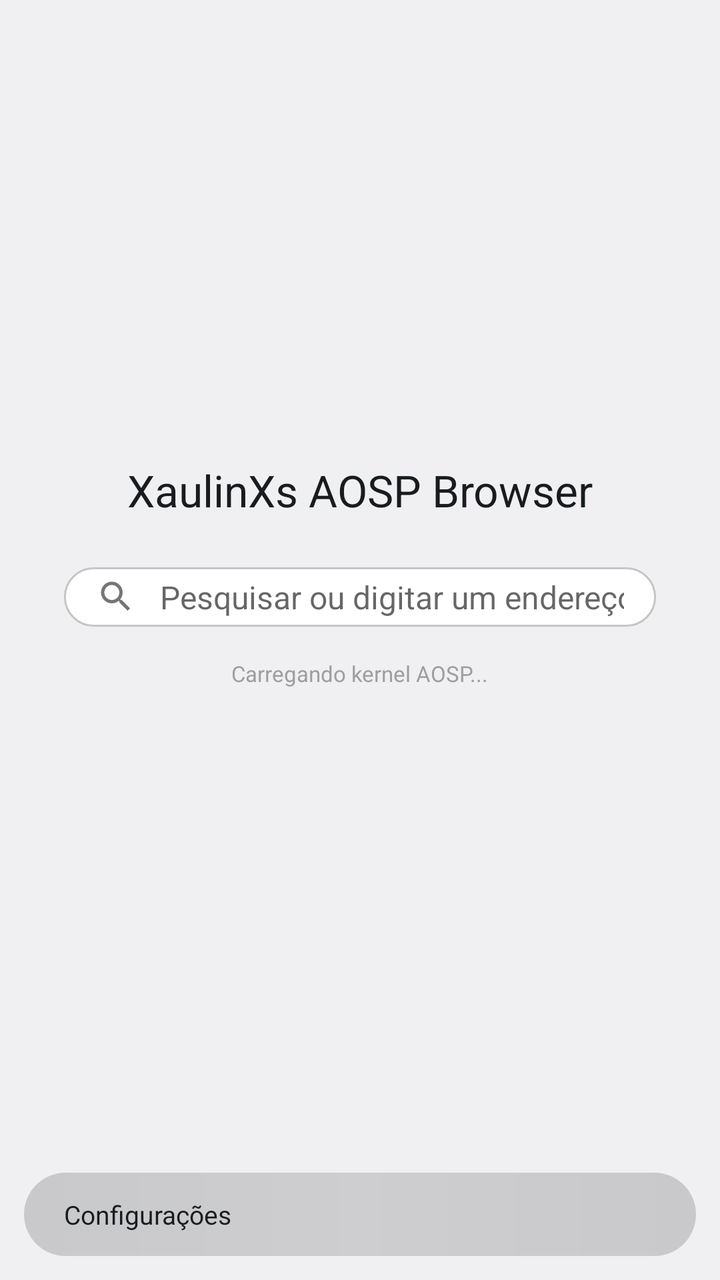
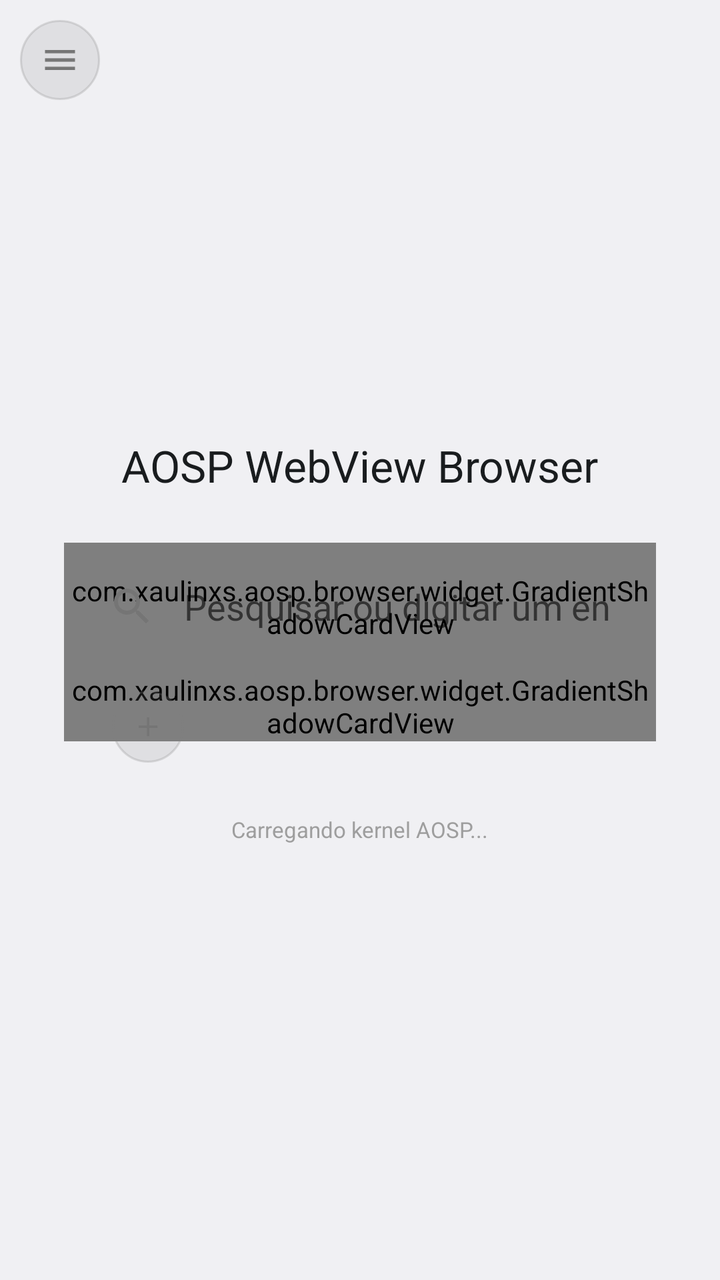

Two renders of the same Android screen: before a commit and after it. Below are the layout's source before the change and the commit's diff.
<!-- AndroidManifest.xml: application theme Theme.AospBrowser -->
<!-- res/layout/activity_main.xml -->
<?xml version="1.0" encoding="utf-8"?>
<LinearLayout xmlns:android="http://schemas.android.com/apk/res/android"
    android:id="@+id/rootContainer"
    android:layout_width="match_parent"
    android:layout_height="match_parent"
    android:orientation="vertical"
    android:background="?android:attr/colorBackground">

    
    <LinearLayout
        android:id="@+id/navToolbar"
        android:layout_width="match_parent"
        android:layout_height="wrap_content"
        android:orientation="horizontal"
        android:background="?android:attr/colorBackground"
        android:padding="8dp"
        android:gravity="center_vertical"
        android:visibility="gone">

        <Button
            android:id="@+id/btnBack"
            android:layout_width="wrap_content"
            android:layout_height="wrap_content"
            android:text="&lt;" />

        <Button
            android:id="@+id/btnHome"
            android:layout_width="wrap_content"
            android:layout_height="wrap_content"
            android:layout_marginStart="4dp"
            android:text="&#8962;" />

        <EditText
            android:id="@+id/urlEditText"
            android:layout_width="0dp"
            android:layout_height="wrap_content"
            android:layout_weight="1"
            android:layout_marginStart="8dp"
            android:singleLine="true"
            android:inputType="textUri"
            android:imeOptions="actionGo"
            android:textSize="13sp" />

        
        <Button
            android:id="@+id/btnDesktopMode"
            android:layout_width="wrap_content"
            android:layout_height="wrap_content"
            android:layout_marginStart="4dp"
            android:textSize="11sp"
            android:text="@string/desktop_mode_button_desktop" />
    </LinearLayout>

    
    <FrameLayout
        android:id="@+id/contentArea"
        android:layout_width="match_parent"
        android:layout_height="0dp"
        android:layout_weight="1">

        
        <FrameLayout
            android:id="@+id/webViewContainer"
            android:layout_width="match_parent"
            android:layout_height="match_parent" />

        
        <LinearLayout
            android:id="@+id/homeLayout"
            android:layout_width="match_parent"
            android:layout_height="match_parent"
            android:orientation="vertical"
            android:gravity="center"
            android:background="?android:attr/colorBackground"
            android:padding="32dp">

            <TextView
                android:id="@+id/homeTitle"
                android:layout_width="wrap_content"
                android:layout_height="wrap_content"
                android:text="@string/app_name"
                android:textSize="22sp"
                android:textColor="?android:attr/textColorPrimary"
                android:layout_marginBottom="24dp" />

            <LinearLayout
                android:layout_width="match_parent"
                android:layout_height="wrap_content"
                android:orientation="horizontal"
                android:gravity="center_vertical"
                android:background="@drawable/bg_search_field"
                android:paddingStart="16dp"
                android:paddingEnd="16dp"
                android:paddingTop="4dp"
                android:paddingBottom="4dp">

                <ImageView
                    android:layout_width="20dp"
                    android:layout_height="20dp"
                    android:src="@drawable/ic_search"
                    android:contentDescription="@string/search_icon_description" />

                <EditText
                    android:id="@+id/searchInput"
                    android:layout_width="0dp"
                    android:layout_height="wrap_content"
                    android:layout_weight="1"
                    android:layout_marginStart="12dp"
                    android:background="@null"
                    android:hint="@string/search_hint"
                    android:inputType="text"
                    android:imeOptions="actionGo"
                    android:singleLine="true"
                    android:textSize="16sp" />
            </LinearLayout>

            <TextView
                android:id="@+id/kernelInfo"
                android:layout_width="wrap_content"
                android:layout_height="wrap_content"
                android:layout_marginTop="16dp"
                android:textColor="#9E9E9E"
                android:textSize="11sp"
                android:text="@string/kernel_loading" />
        </LinearLayout>

    </FrameLayout>

    
    <LinearLayout
        android:id="@+id/bottomBar"
        android:layout_width="match_parent"
        android:layout_height="wrap_content"
        android:layout_margin="12dp"
        android:orientation="horizontal"
        android:gravity="center_vertical"
        android:background="@drawable/bg_bottom_bar_gradient"
        android:paddingStart="20dp"
        android:paddingEnd="20dp"
        android:paddingTop="12dp"
        android:paddingBottom="12dp"
        android:clickable="true"
        android:focusable="true">

        <TextView
            android:id="@+id/bottomBarLabel"
            android:layout_width="0dp"
            android:layout_height="wrap_content"
            android:layout_weight="1"
            android:text="@string/bottom_bar_settings"
            android:textColor="?android:attr/textColorPrimary"
            android:textSize="13sp" />
    </LinearLayout>

</LinearLayout>
<!-- resources referenced by this layout -->
<resources>
  <!-- drawable bg_bottom_bar_gradient (drawable) -->
  <?xml version="1.0" encoding="utf-8"?>
  <shape xmlns:android="http://schemas.android.com/apk/res/android"
      android:shape="rectangle">
      <corners android:radius="28dp" />
      <gradient
          android:type="linear"
          android:angle="0"
          android:startColor="#332C2C2C"
          android:centerColor="#33454545"
          android:endColor="#332C2C2C" />
  </shape>
  <!-- drawable bg_search_field (drawable) -->
  <?xml version="1.0" encoding="utf-8"?>
  <shape xmlns:android="http://schemas.android.com/apk/res/android"
      android:shape="rectangle">
      <solid android:color="#FFFFFFFF" />
      <corners android:radius="28dp" />
      <stroke android:width="1dp" android:color="#33000000" />
  </shape>
  <string name="app_name">XaulinXs AOSP Browser</string>
  <string name="bottom_bar_settings">Configurações</string>
  <string name="desktop_mode_button_desktop">Versão p/ PC</string>
  <string name="kernel_loading">Carregando kernel AOSP...</string>
  <string name="search_hint">Pesquisar ou digitar um endereço</string>
  <string name="search_icon_description">Buscar</string>
  <style name="Theme.AospBrowser" parent="android:Theme.DeviceDefault.Light.NoActionBar" />
  <!-- unchanged entries left out for length: 1 -->
</resources>

<!-- the commit's change to res/layout/activity_main.xml (unified diff, before → after) -->
@@ -1,55 +1,15 @@
 <?xml version="1.0" encoding="utf-8"?>
 <LinearLayout xmlns:android="http://schemas.android.com/apk/res/android"
+    xmlns:app="http://schemas.android.com/apk/res-auto"
     android:id="@+id/rootContainer"
     android:layout_width="match_parent"
     android:layout_height="match_parent"
     android:orientation="vertical"
     android:background="?android:attr/colorBackground">
 
-    
-    <LinearLayout
-        android:id="@+id/navToolbar"
-        android:layout_width="match_parent"
-        android:layout_height="wrap_content"
-        android:orientation="horizontal"
-        android:background="?android:attr/colorBackground"
-        android:padding="8dp"
-        android:gravity="center_vertical"
-        android:visibility="gone">
-
-        <Button
-            android:id="@+id/btnBack"
-            android:layout_width="wrap_content"
-            android:layout_height="wrap_content"
-            android:text="&lt;" />
-
-        <Button
-            android:id="@+id/btnHome"
-            android:layout_width="wrap_content"
-            android:layout_height="wrap_content"
-            android:layout_marginStart="4dp"
-            android:text="&#8962;" />
-
-        <EditText
-            android:id="@+id/urlEditText"
-            android:layout_width="0dp"
-            android:layout_height="wrap_content"
-            android:layout_weight="1"
-            android:layout_marginStart="8dp"
-            android:singleLine="true"
-            android:inputType="textUri"
-            android:imeOptions="actionGo"
-            android:textSize="13sp" />
-
-        
-        <Button
-            android:id="@+id/btnDesktopMode"
-            android:layout_width="wrap_content"
-            android:layout_height="wrap_content"
-            android:layout_marginStart="4dp"
-            android:textSize="11sp"
-            android:text="@string/desktop_mode_button_desktop" />
-    </LinearLayout>
+    <include
+        android:id="@+id/navToolbarInclude"
+        layout="@layout/view_top_toolbar" />
 
     
     <FrameLayout
@@ -83,36 +43,53 @@
                 android:textColor="?android:attr/textColorPrimary"
                 android:layout_marginBottom="24dp" />
 
-            <LinearLayout
+            
+            <FrameLayout
                 android:layout_width="match_parent"
                 android:layout_height="wrap_content"
-                android:orientation="horizontal"
-                android:gravity="center_vertical"
-                android:background="@drawable/bg_search_field"
-                android:paddingStart="16dp"
-                android:paddingEnd="16dp"
-                android:paddingTop="4dp"
-                android:paddingBottom="4dp">
-
-                <ImageView
-                    android:layout_width="20dp"
-                    android:layout_height="20dp"
-                    android:src="@drawable/ic_search"
-                    android:contentDescription="@string/search_icon_description" />
-
-                <EditText
-                    android:id="@+id/searchInput"
-                    android:layout_width="0dp"
-                    android:layout_height="wrap_content"
-                    android:layout_weight="1"
-                    android:layout_marginStart="12dp"
-                    android:background="@null"
-                    android:hint="@string/search_hint"
-                    android:inputType="text"
-                    android:imeOptions="actionGo"
-                    android:singleLine="true"
-                    android:textSize="16sp" />
-            </LinearLayout>
+                android:layout_gravity="center_horizontal">
+
+                <com.xaulinxs.aosp.browser.widget.GradientShadowCardView
+                    android:layout_width="match_parent"
+                    android:layout_height="64dp"
+                    app:cornerRadiusDp="32" />
+
+                <LinearLayout
+                    android:layout_width="match_parent"
+                    android:layout_height="64dp"
+                    android:orientation="horizontal"
+                    android:gravity="center_vertical"
+                    android:paddingStart="22dp"
+                    android:paddingEnd="22dp">
+
+                    <ImageView
+                        android:layout_width="24dp"
+                        android:layout_height="24dp"
+                        android:src="@drawable/ic_search"
+                        android:contentDescription="@string/search_icon_description" />
+
+                    <EditText
+                        android:id="@+id/searchInput"
+                        android:layout_width="0dp"
+                        android:layout_height="wrap_content"
+                        android:layout_weight="1"
+                        android:layout_marginStart="14dp"
+                        android:background="@null"
+                        android:hint="@string/search_hint"
+                        android:inputType="text"
+                        android:imeOptions="actionGo"
+                        android:singleLine="true"
+                        android:textSize="18sp" />
+                </LinearLayout>
+            </FrameLayout>
+
+            
+            <include
+                android:id="@+id/shortcutsCardInclude"
+                layout="@layout/view_shortcuts_card"
+                android:layout_width="wrap_content"
+                android:layout_height="wrap_content"
+                android:layout_gravity="center_horizontal" />
 
             <TextView
                 android:id="@+id/kernelInfo"
@@ -124,32 +101,246 @@
                 android:text="@string/kernel_loading" />
         </LinearLayout>
 
+        
+        <include
+            android:id="@+id/sidebarInclude"
+            layout="@layout/view_sidebar" />
+
+        
+        <FrameLayout
+            android:id="@+id/btnOpenSidebar"
+            android:layout_width="40dp"
+            android:layout_height="40dp"
+            android:layout_gravity="start|top"
+            android:layout_margin="10dp"
+            android:background="@drawable/bg_shortcut_add_button"
+            android:clickable="true"
+            android:focusable="true"
+            android:foreground="?android:attr/selectableItemBackground">
+
+            <ImageView
+                android:layout_width="20dp"
+                android:layout_height="20dp"
+                android:layout_gravity="center"
+                android:src="@drawable/ic_menu_hamburger"
+                android:contentDescription="@string/sidebar_open_content_description" />
+        </FrameLayout>
     </FrameLayout>
 
-    
+</LinearLayout>
+<!-- res/layout/view_top_toolbar.xml (included above) -->
+<?xml version="1.0" encoding="utf-8"?>
+<FrameLayout xmlns:android="http://schemas.android.com/apk/res/android"
+    xmlns:app="http://schemas.android.com/apk/res-auto"
+    android:id="@+id/navToolbar"
+    android:layout_width="match_parent"
+    android:layout_height="wrap_content"
+    android:visibility="gone">
+
+    <com.xaulinxs.aosp.browser.widget.GradientShadowCardView
+        android:layout_width="match_parent"
+        android:layout_height="match_parent"
+        app:cornerRadiusDp="10" />
+
     <LinearLayout
-        android:id="@+id/bottomBar"
         android:layout_width="match_parent"
         android:layout_height="wrap_content"
-        android:layout_margin="12dp"
         android:orientation="horizontal"
         android:gravity="center_vertical"
-        android:background="@drawable/bg_bottom_bar_gradient"
-        android:paddingStart="20dp"
-        android:paddingEnd="20dp"
-        android:paddingTop="12dp"
-        android:paddingBottom="12dp"
-        android:clickable="true"
-        android:focusable="true">
-
+        android:paddingStart="12dp"
+        android:paddingEnd="12dp"
+        android:paddingTop="10dp"
+        android:paddingBottom="10dp">
+
+        <ImageButton
+            android:id="@+id/btnBack"
+            android:layout_width="36dp"
+            android:layout_height="36dp"
+            android:background="?android:attr/selectableItemBackgroundBorderless"
+            android:src="@drawable/ic_back"
+            android:contentDescription="@string/nav_back_content_description" />
+
+        <EditText
+            android:id="@+id/urlEditText"
+            android:layout_width="0dp"
+            android:layout_height="wrap_content"
+            android:layout_weight="1"
+            android:layout_marginStart="10dp"
+            android:layout_marginEnd="10dp"
+            android:background="@null"
+            android:singleLine="true"
+            android:inputType="textUri"
+            android:imeOptions="actionGo"
+            android:textSize="15sp" />
+
+        <ImageButton
+            android:id="@+id/btnReload"
+            android:layout_width="36dp"
+            android:layout_height="36dp"
+            android:background="?android:attr/selectableItemBackgroundBorderless"
+            android:src="@drawable/ic_reload"
+            android:contentDescription="@string/nav_reload_content_description" />
+    </LinearLayout>
+</FrameLayout>
+<!-- res/layout/view_shortcuts_card.xml (included above) -->
+<?xml version="1.0" encoding="utf-8"?>
+<FrameLayout xmlns:android="http://schemas.android.com/apk/res/android"
+    android:id="@+id/shortcutsCard"
+    android:layout_width="match_parent"
+    android:layout_height="wrap_content"
+    android:layout_marginTop="20dp">
+
+    <com.xaulinxs.aosp.browser.widget.GradientShadowCardView
+        android:layout_width="match_parent"
+        android:layout_height="match_parent" />
+
+    <LinearLayout
+        android:layout_width="wrap_content"
+        android:layout_height="wrap_content"
+        android:orientation="horizontal"
+        android:gravity="center_vertical"
+        android:paddingStart="16dp"
+        android:paddingEnd="16dp"
+        android:paddingTop="10dp"
+        android:paddingBottom="10dp">
+
+        
+        <LinearLayout
+            android:id="@+id/shortcutsContainer"
+            android:layout_width="wrap_content"
+            android:layout_height="wrap_content"
+            android:orientation="horizontal"
+            android:gravity="center_vertical" />
+
+        <FrameLayout
+            android:id="@+id/btnAddShortcut"
+            android:layout_width="36dp"
+            android:layout_height="36dp"
+            android:layout_marginStart="8dp"
+            android:background="@drawable/bg_shortcut_add_button"
+            android:clickable="true"
+            android:focusable="true"
+            android:foreground="?android:attr/selectableItemBackground">
+
+            <ImageView
+                android:layout_width="16dp"
+                android:layout_height="16dp"
+                android:layout_gravity="center"
+                android:src="@drawable/ic_add"
+                android:contentDescription="@string/shortcuts_add_content_description" />
+        </FrameLayout>
+    </LinearLayout>
+</FrameLayout>
+<!-- res/layout/view_sidebar.xml (included above) -->
+<?xml version="1.0" encoding="utf-8"?>
+<FrameLayout xmlns:android="http://schemas.android.com/apk/res/android"
+    xmlns:app="http://schemas.android.com/apk/res-auto"
+    android:id="@+id/sidebarRoot"
+    android:layout_width="240dp"
+    android:layout_height="match_parent"
+    android:layout_gravity="start|top"
+    android:visibility="gone"
+    android:elevation="0dp">
+
+    <com.xaulinxs.aosp.browser.widget.GradientShadowCardView
+        android:layout_width="match_parent"
+        android:layout_height="match_parent"
+        app:cornerRadiusDp="0" />
+
+    <LinearLayout
+        android:layout_width="match_parent"
+        android:layout_height="match_parent"
+        android:orientation="vertical"
+        android:background="?android:attr/colorBackground">
+
+        
+        <LinearLayout
+            android:layout_width="match_parent"
+            android:layout_height="wrap_content"
+            android:orientation="horizontal"
+            android:gravity="center_vertical"
+            android:paddingStart="16dp"
+            android:paddingEnd="16dp"
+            android:paddingTop="14dp"
+            android:paddingBottom="14dp">
+
+            <ImageButton
+                android:id="@+id/btnCloseSidebar"
+                android:layout_width="32dp"
+                android:layout_height="32dp"
+                android:background="?android:attr/selectableItemBackgroundBorderless"
+                android:src="@drawable/ic_menu_hamburger"
+                android:contentDescription="@string/sidebar_close_content_description" />
+
+            <TextView
+                android:layout_width="0dp"
+                android:layout_height="wrap_content"
+                android:layout_weight="1"
+                android:layout_marginStart="12dp"
+                android:text="@string/sidebar_title"
+                android:textSize="13sp"
+                android:textColor="?android:attr/textColorSecondary" />
+
+            
+            <ImageButton
+                android:id="@+id/btnResizeSidebar"
+                android:layout_width="32dp"
+                android:layout_height="32dp"
+                android:layout_marginStart="4dp"
+                android:background="?android:attr/selectableItemBackgroundBorderless"
+                android:src="@drawable/ic_resize"
+                android:contentDescription="@string/sidebar_resize_content_description" />
+        </LinearLayout>
+
+        
+        <ScrollView
+            android:layout_width="match_parent"
+            android:layout_height="0dp"
+            android:layout_weight="1">
+
+            <LinearLayout
+                android:id="@+id/sidebarItemsContainer"
+                android:layout_width="match_parent"
+                android:layout_height="wrap_content"
+                android:orientation="vertical" />
+        </ScrollView>
+
+        
+        <LinearLayout
+            android:layout_width="match_parent"
+            android:layout_height="wrap_content"
+            android:gravity="center"
+            android:paddingTop="12dp"
+            android:paddingBottom="16dp">
+
+            <FrameLayout
+                android:id="@+id/btnManageSidebarShortcuts"
+                android:layout_width="40dp"
+                android:layout_height="40dp"
+                android:background="@drawable/bg_shortcut_add_button"
+                android:clickable="true"
+                android:focusable="true"
+                android:foreground="?android:attr/selectableItemBackground">
+
+                <ImageView
+                    android:layout_width="18dp"
+                    android:layout_height="18dp"
+                    android:layout_gravity="center"
+                    android:src="@drawable/ic_add"
+                    android:contentDescription="@string/sidebar_manage_shortcuts_content_description" />
+            </FrameLayout>
+        </LinearLayout>
+
+        
         <TextView
-            android:id="@+id/bottomBarLabel"
-            android:layout_width="0dp"
-            android:layout_height="wrap_content"
-            android:layout_weight="1"
-            android:text="@string/bottom_bar_settings"
-            android:textColor="?android:attr/textColorPrimary"
-            android:textSize="13sp" />
+            android:id="@+id/sidebarWebViewVersion"
+            android:layout_width="match_parent"
+            android:layout_height="wrap_content"
+            android:paddingStart="16dp"
+            android:paddingEnd="16dp"
+            android:paddingBottom="12dp"
+            android:textColor="#9E9E9E"
+            android:textSize="10sp"
+            android:text="@string/kernel_loading" />
     </LinearLayout>
-
-</LinearLayout>
+</FrameLayout>
<!-- resource entries referenced after the edit -->
@@ -1,31 +1,71 @@
 <!-- resources referenced by this layout -->
 <resources>
-  <!-- drawable bg_bottom_bar_gradient (drawable) -->
+  <!-- drawable bg_shortcut_add_button (drawable) -->
   <?xml version="1.0" encoding="utf-8"?>
   <shape xmlns:android="http://schemas.android.com/apk/res/android"
-      android:shape="rectangle">
-      <corners android:radius="28dp" />
-      <gradient
-          android:type="linear"
-          android:angle="0"
-          android:startColor="#332C2C2C"
-          android:centerColor="#33454545"
-          android:endColor="#332C2C2C" />
+      android:shape="oval">
+      <solid android:color="#26808080" />
+      <stroke android:width="1dp" android:color="#40808080" />
   </shape>
-  <!-- drawable bg_search_field (drawable) -->
+  <!-- drawable ic_add (drawable) -->
   <?xml version="1.0" encoding="utf-8"?>
-  <shape xmlns:android="http://schemas.android.com/apk/res/android"
-      android:shape="rectangle">
-      <solid android:color="#FFFFFFFF" />
-      <corners android:radius="28dp" />
-      <stroke android:width="1dp" android:color="#33000000" />
-  </shape>
-  <string name="app_name">XaulinXs AOSP Browser</string>
-  <string name="bottom_bar_settings">Configurações</string>
-  <string name="desktop_mode_button_desktop">Versão p/ PC</string>
+  <vector xmlns:android="http://schemas.android.com/apk/res/android"
+      android:width="18dp" android:height="18dp"
+      android:viewportWidth="24" android:viewportHeight="24"
+      android:tint="#757575">
+      <path android:fillColor="@android:color/black"
+          android:pathData="M11,5 L13,5 L13,11 L19,11 L19,13 L13,13 L13,19 L11,19 L11,13 L5,13 L5,11 L11,11 Z" />
+  </vector>
+  <!-- drawable ic_back (drawable) -->
+  <?xml version="1.0" encoding="utf-8"?>
+  <vector xmlns:android="http://schemas.android.com/apk/res/android"
+      android:width="20dp" android:height="20dp"
+      android:viewportWidth="24" android:viewportHeight="24"
+      android:tint="#757575">
+      <path android:fillColor="@android:color/black"
+          android:pathData="M20,11 L7.83,11 L13.42,5.41 L12,4 L4,12 L12,20 L13.41,18.59 L7.83,13 L20,13 Z" />
+  </vector>
+  <!-- drawable ic_menu_hamburger (drawable) -->
+  <?xml version="1.0" encoding="utf-8"?>
+  <vector xmlns:android="http://schemas.android.com/apk/res/android"
+      android:width="20dp" android:height="20dp"
+      android:viewportWidth="24" android:viewportHeight="24"
+      android:tint="#757575">
+      <path android:fillColor="@android:color/black"
+          android:pathData="M3,6 L21,6 L21,8 L3,8 Z M3,11 L21,11 L21,13 L3,13 Z M3,16 L21,16 L21,18 L3,18 Z" />
+  </vector>
+  <!-- drawable ic_reload (drawable) -->
+  <?xml version="1.0" encoding="utf-8"?>
+  <vector xmlns:android="http://schemas.android.com/apk/res/android"
+      android:width="20dp" android:height="20dp"
+      android:viewportWidth="24" android:viewportHeight="24"
+      android:tint="#757575">
+      <path android:fillColor="@android:color/black"
+          android:pathData="M17.65,6.35 C16.2,4.9 14.21,4 12,4 C7.58,4 4.01,7.58 4.01,12 C4.01,16.42 7.58,20 12,20 C15.73,20 18.84,17.45 19.73,14 L17.65,14 C16.83,16.33 14.61,18 12,18 C8.69,18 6,15.31 6,12 C6,8.69 8.69,6 12,6 C13.66,6 15.14,6.69 16.22,7.78 L13,11 L20,11 L20,4 Z" />
+  </vector>
+  <!-- drawable ic_resize (drawable) -->
+  <?xml version="1.0" encoding="utf-8"?>
+  <vector xmlns:android="http://schemas.android.com/apk/res/android"
+      android:width="20dp" android:height="20dp"
+      android:viewportWidth="24" android:viewportHeight="24"
+      android:tint="#757575">
+      <path android:fillColor="@android:color/black"
+          android:pathData="M15,3 L21,3 L21,9 L19,9 L19,6.4 L14.1,11.3 L12.7,9.9 L17.6,5 L15,5 Z" />
+      <path android:fillColor="@android:color/black"
+          android:pathData="M9,21 L3,21 L3,15 L5,15 L5,17.6 L9.9,12.7 L11.3,14.1 L6.4,19 L9,19 Z" />
+  </vector>
+  <string name="app_name">AOSP WebView Browser</string>
   <string name="kernel_loading">Carregando kernel AOSP...</string>
+  <string name="nav_back_content_description">Voltar</string>
+  <string name="nav_reload_content_description">Recarregar página</string>
   <string name="search_hint">Pesquisar ou digitar um endereço</string>
   <string name="search_icon_description">Buscar</string>
+  <string name="shortcuts_add_content_description">Adicionar atalho</string>
+  <string name="sidebar_close_content_description">Fechar painel</string>
+  <string name="sidebar_manage_shortcuts_content_description">Gerenciar atalhos da barra lateral</string>
+  <string name="sidebar_open_content_description">Abrir painel de atalhos</string>
+  <string name="sidebar_resize_content_description">Redimensionar painel</string>
+  <string name="sidebar_title">Atalhos</string>
   <style name="Theme.AospBrowser" parent="android:Theme.DeviceDefault.Light.NoActionBar" />
   <!-- unchanged entries left out for length: 1 -->
 </resources>
